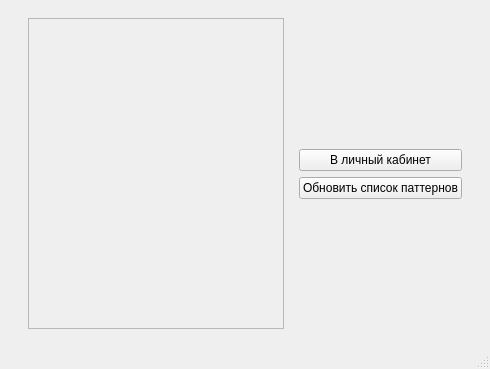
This is client/mainwindow.ui in KeltorHD/Client-Server-Application-Design-Patterns-Teaching as Qt 5 draws it before an edit. The edited form follows.
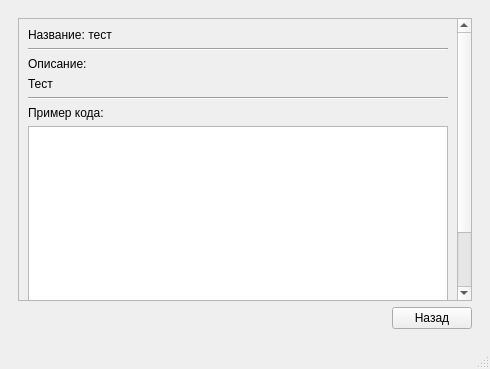
This is the edited form. Icons and pictures are not drawn.

Commit message: add description for pattern client

```diff
--- a/client/mainwindow.ui
+++ b/client/mainwindow.ui
@@ -22,7 +22,7 @@
     <item>
      <widget class="QStackedWidget" name="screen_stacked">
       <property name="currentIndex">
-       <number>3</number>
+       <number>5</number>
       </property>
       <widget class="QWidget" name="login">
        <layout class="QHBoxLayout" name="horizontalLayout_2">
@@ -453,8 +453,8 @@
             <rect>
              <x>0</x>
              <y>0</y>
-             <width>254</width>
-             <height>288</height>
+             <width>240</width>
+             <height>20</height>
             </rect>
            </property>
            <layout class="QVBoxLayout" name="verticalLayout_4">
@@ -678,6 +678,141 @@
         </item>
        </layout>
       </widget>
+      <widget class="QWidget" name="more_pattern">
+       <layout class="QVBoxLayout" name="verticalLayout_2">
+        <item>
+         <widget class="QScrollArea" name="scrollArea_2">
+          <property name="widgetResizable">
+           <bool>true</bool>
+          </property>
+          <widget class="QWidget" name="scrollAreaWidgetContents_2">
+           <property name="geometry">
+            <rect>
+             <x>0</x>
+             <y>-310</y>
+             <width>438</width>
+             <height>599</height>
+            </rect>
+           </property>
+           <layout class="QVBoxLayout" name="verticalLayout_5">
+            <item>
+             <widget class="QLabel" name="name_more">
+              <property name="text">
+               <string>Название: тест</string>
+              </property>
+             </widget>
+            </item>
+            <item>
+             <widget class="Line" name="line">
+              <property name="orientation">
+               <enum>Qt::Horizontal</enum>
+              </property>
+             </widget>
+            </item>
+            <item>
+             <widget class="QLabel" name="description_more_2">
+              <property name="text">
+               <string>Описание:</string>
+              </property>
+             </widget>
+            </item>
+            <item>
+             <widget class="QLabel" name="description_more">
+              <property name="text">
+               <string>Тест</string>
+              </property>
+              <property name="wordWrap">
+               <bool>true</bool>
+              </property>
+             </widget>
+            </item>
+            <item>
+             <widget class="Line" name="line_2">
+              <property name="orientation">
+               <enum>Qt::Horizontal</enum>
+              </property>
+             </widget>
+            </item>
+            <item>
+             <widget class="QLabel" name="label_8">
+              <property name="text">
+               <string>Пример кода:</string>
+              </property>
+             </widget>
+            </item>
+            <item>
+             <widget class="QTextEdit" name="code_more">
+              <property name="readOnly">
+               <bool>true</bool>
+              </property>
+             </widget>
+            </item>
+            <item>
+             <widget class="Line" name="line_3">
+              <property name="orientation">
+               <enum>Qt::Horizontal</enum>
+              </property>
+             </widget>
+            </item>
+            <item>
+             <widget class="QLabel" name="label_9">
+              <property name="text">
+               <string>Иллюстрация к Паттерну:</string>
+              </property>
+             </widget>
+            </item>
+            <item>
+             <widget class="QLabel" name="img_more">
+              <property name="maximumSize">
+               <size>
+                <width>512</width>
+                <height>512</height>
+               </size>
+              </property>
+              <property name="text">
+               <string/>
+              </property>
+              <property name="pixmap">
+               <pixmap resource="res.qrc">:/default.png</pixmap>
+              </property>
+              <property name="scaledContents">
+               <bool>false</bool>
+              </property>
+              <property name="alignment">
+               <set>Qt::AlignCenter</set>
+              </property>
+             </widget>
+            </item>
+           </layout>
+          </widget>
+         </widget>
+        </item>
+        <item>
+         <layout class="QHBoxLayout" name="horizontalLayout_6">
+          <item>
+           <spacer name="horizontalSpacer_14">
+            <property name="orientation">
+             <enum>Qt::Horizontal</enum>
+            </property>
+            <property name="sizeHint" stdset="0">
+             <size>
+              <width>40</width>
+              <height>20</height>
+             </size>
+            </property>
+           </spacer>
+          </item>
+          <item>
+           <widget class="QPushButton" name="to_pattern_list">
+            <property name="text">
+             <string>Назад</string>
+            </property>
+           </widget>
+          </item>
+         </layout>
+        </item>
+       </layout>
+      </widget>
      </widget>
     </item>
    </layout>
```
Left out of the diff: 2 changed lines with no effect on the pictures. The commit also changes 2 other files.
